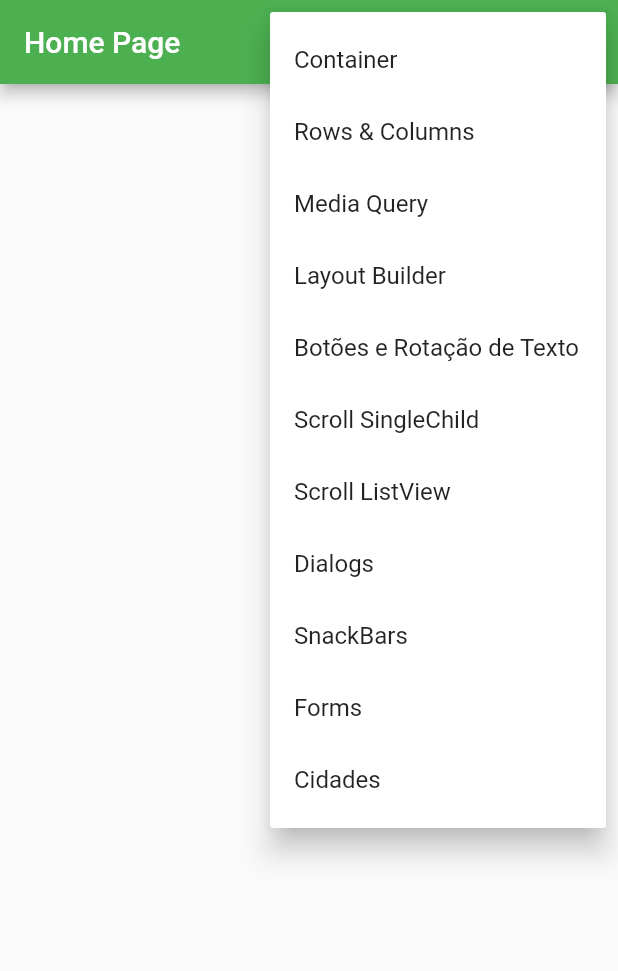
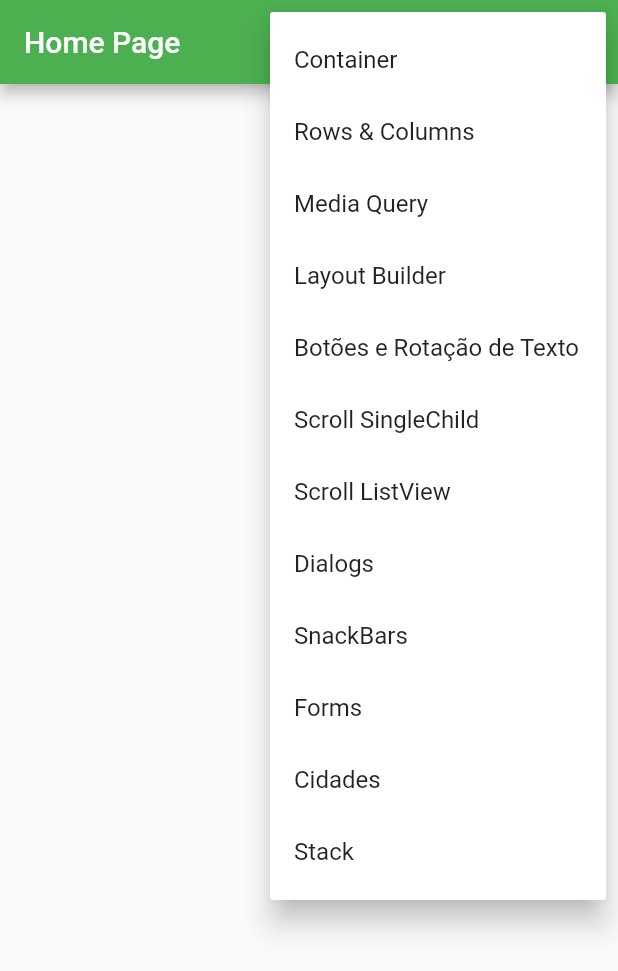
Before and after one commit to caneto/flutter_academiadoflutter, a Flutter app: the screen it shows after launch, after a tap on the "more vert" icon, on a phone screen of 412 x 824 dp. Shown: the top 971 px of the screen. Run offline on Flutter 3.47's test engine with Material 2 defaults, Android fonts, the phone set to English and light mode, and no system bars.

Commit message:
Aula de Stack

```diff
--- a/flutter_primeiro_projeto/lib/main.dart
+++ b/flutter_primeiro_projeto/lib/main.dart
@@ -10,6 +10,7 @@
 import 'package:flutter_primeiro_projeto/pages/scrolls/listview_page.dart';
 import 'package:flutter_primeiro_projeto/pages/scrolls/singlechildscrollview_page.dart';
 import 'package:flutter_primeiro_projeto/pages/snackbar/snackbar_page.dart';
+import 'package:flutter_primeiro_projeto/pages/stack/stack_page.dart';
 
 import 'pages/media_query/media_query_page.dart';
 import 'pages/rows_columns/rows_columns_page.dart';
@@ -53,7 +54,8 @@
         '/dialogs': (_) => const DialogsPage(),
         '/snackbars': (_) => const SnackbarPage(),
         '/forms':(_) => const FormsPage(),
-        '/cidades': (_) => const CidadesPage()
+        '/cidades': (_) => const CidadesPage(),
+        '/stack': (_) => const StackPage()
       },
     );
   }
--- a/flutter_primeiro_projeto/lib/pages/home/home_page.dart
+++ b/flutter_primeiro_projeto/lib/pages/home/home_page.dart
@@ -12,6 +12,7 @@
   snackbars,
   forms,
   cidades,
+  stack,
 }
 
 class HomePage extends StatelessWidget {
@@ -60,6 +61,9 @@
                   case PopupMenuPages.cidades:
                     Navigator.of(context).pushNamed('/cidades');
                     break;
+                  case PopupMenuPages.stack:
+                    Navigator.of(context).pushNamed('/stack');
+                    break;
                 }
               },
               itemBuilder: (BuildContext context) {
@@ -107,6 +111,10 @@
                   const PopupMenuItem<PopupMenuPages>(
                     value: PopupMenuPages.cidades,
                     child: Text('Cidades'),
+                  ),
+                  const PopupMenuItem<PopupMenuPages>(
+                    value: PopupMenuPages.stack,
+                    child: Text('Stack'),
                   )
 
                 ];
```
Also changed, not shown: flutter_primeiro_projeto/lib/pages/stack/stack_page.dart (added, +14 -0 lines).
